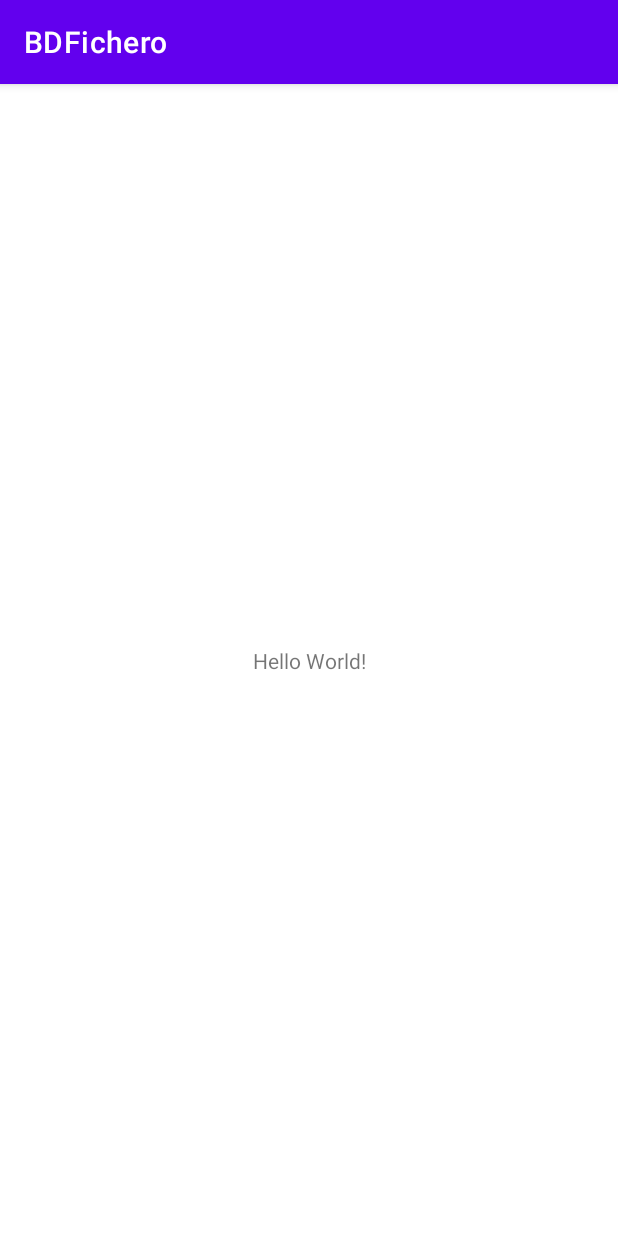
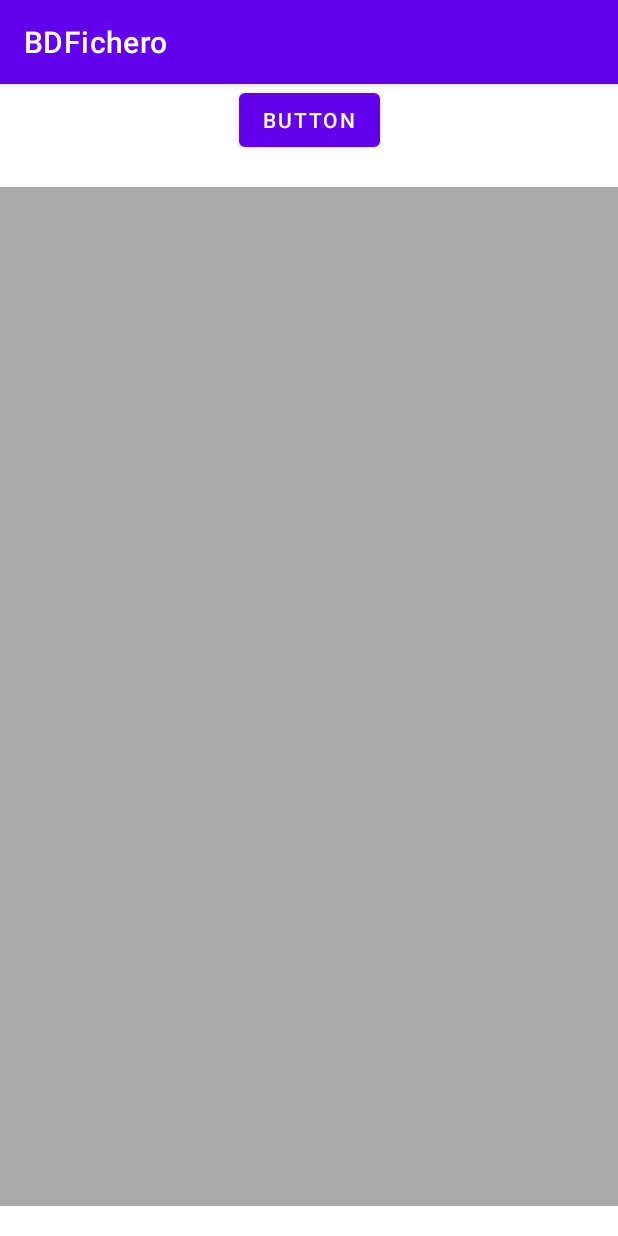
Before and after one commit to aledeleonez/AccesoADatos, an Android app: the screen it shows after launch (MainActivity), on a phone screen of 412 x 824 dp. Run offline under Robolectric (Android 15) with nearby library versions, the phone set to English and light mode, and no system bars.

```diff
--- a/app/src/main/java/com/example/bdfichero/MainActivity.java
+++ b/app/src/main/java/com/example/bdfichero/MainActivity.java
@@ -3,12 +3,54 @@ package com.example.bdfichero;
 import androidx.appcompat.app.AppCompatActivity;
 
 import android.os.Bundle;
+import android.widget.EditText;
+
+import java.io.BufferedReader;
+import java.io.FileNotFoundException;
+import java.io.IOException;
+import java.io.InputStreamReader;
 
 public class MainActivity extends AppCompatActivity {
+
+    private EditText texto;
 
     @Override
     protected void onCreate(Bundle savedInstanceState) {
         super.onCreate(savedInstanceState);
         setContentView(R.layout.activity_main);
+
+        texto = (EditText) findViewById(R.id.text_Texto);
+        String[] files = fileList();
+
+        if(isFile(files, "datos.txt")){
+            try{
+                InputStreamReader file = new InputStreamReader(openFileInput("datos.txt"));
+                BufferedReader bufferedReader = new BufferedReader(file);
+                String line = bufferedReader.readLine();
+                String all = "";
+                while(line != null){
+                    all = all + line + "\n";
+                    line = bufferedReader.readLine();
+                }
+                bufferedReader.close();
+                file.close();
+                texto.setText(all);
+            } catch (FileNotFoundException e) {
+                e.printStackTrace();
+            } catch (IOException e) {
+                e.printStackTrace();
+            }
+        }
+
+
+    }
+
+    private boolean isFile(String[] files, String file){
+        for (int i = 0; i < files.length; i++) {
+            if(file.equals(files[i])){
+                return true;
+            }
+        }
+        return false;
     }
 }
--- a/app/src/main/res/layout/activity_main.xml
+++ b/app/src/main/res/layout/activity_main.xml
@@ -6,13 +6,25 @@
     android:layout_height="match_parent"
     tools:context=".MainActivity">
 
-    <TextView
+    <Button
+        android:id="@+id/bot_guardar"
         android:layout_width="wrap_content"
         android:layout_height="wrap_content"
-        android:text="Hello World!"
-        app:layout_constraintBottom_toBottomOf="parent"
+        android:text="Button"
         app:layout_constraintEnd_toEndOf="parent"
         app:layout_constraintStart_toStartOf="parent"
         app:layout_constraintTop_toTopOf="parent" />
 
+    <EditText
+        android:id="@+id/text_Texto"
+        android:layout_width="412dp"
+        android:layout_height="679dp"
+        android:background="@android:color/darker_gray"
+        android:ems="10"
+        android:gravity="start|top"
+        android:inputType="textMultiLine"
+        app:layout_constraintBottom_toBottomOf="parent"
+        app:layout_constraintEnd_toEndOf="parent"
+        app:layout_constraintStart_toStartOf="parent"
+        app:layout_constraintTop_toBottomOf="@+id/bot_guardar" />
 </androidx.constraintlayout.widget.ConstraintLayout>
```
